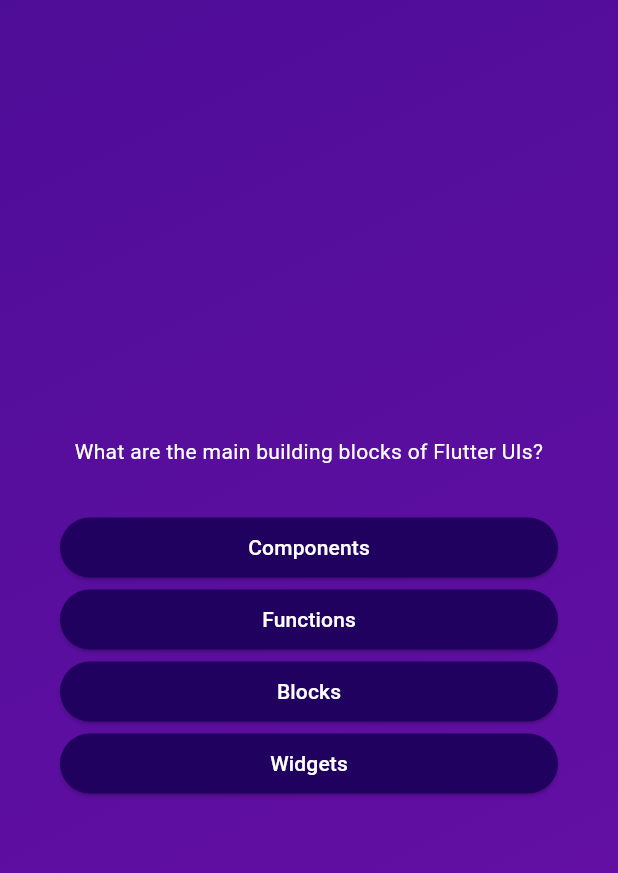
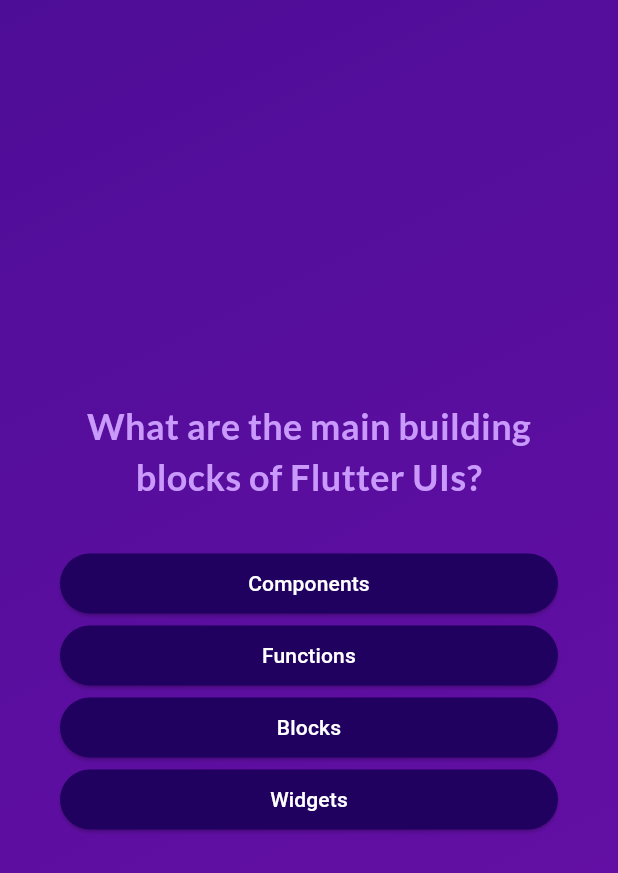
Before and after one commit to EmraanIqbal/quiz-app, a Flutter app: the screen it shows after launch, after a tap on "Start Quiz", on a phone screen of 412 x 824 dp. Shown: the top 873 px of the screen. Run offline on Flutter 3.47's test engine with Material 3 defaults, Android fonts, the phone set to English and light mode, and no system bars; our stand-ins replace google_fonts.

Commit message:
worked on adding new packanges

```diff
--- a/lib/answer_button.dart
+++ b/lib/answer_button.dart
@@ -20,7 +20,10 @@ class AnswerButton extends StatelessWidget {
         foregroundColor: Colors.white,
         shape: RoundedRectangleBorder(borderRadius: BorderRadius.circular(30)),
       ),
-      child: Text(answerText),
+      child: Text(
+        answerText,
+        textAlign: TextAlign.center,
+      ),
     );
   }
 }
--- a/lib/questions_screen.dart
+++ b/lib/questions_screen.dart
@@ -1,4 +1,5 @@
 import 'package:flutter/material.dart';
+import 'package:google_fonts/google_fonts.dart';
 import 'package:quiz_app/answer_button.dart';
 import 'package:quiz_app/data/questions.dart';
 
@@ -11,11 +12,19 @@ class QuestionsScreen extends StatefulWidget {
 }
 
 class _QuestionsScreenState extends State<QuestionsScreen> {
-  final String fileName = 'questions_screen.dart';
+  var currentQuestionIndex = 0;
+
+  void answerQuestion() {
+    setState(() {
+      // if (currentQuestionIndex > 7) {
+      currentQuestionIndex++;
+      // }
+    });
+  }
 
   @override
   Widget build(BuildContext context) {
-    final currentQuestion = questions[0];
+    final currentQuestion = questions[currentQuestionIndex];
     return Container(
       margin: EdgeInsets.all(40),
       child: SizedBox(
@@ -26,19 +35,19 @@ class _QuestionsScreenState extends State<QuestionsScreen> {
           children: [
             Text(
               currentQuestion.text,
-              style: TextStyle(color: Colors.white),
+              style: GoogleFonts.lato(
+                color: const Color.fromARGB(255, 201, 153, 251),
+                fontSize: 24,
+                fontWeight: FontWeight.bold,
+              ),
               textAlign: TextAlign.center,
             ),
             SizedBox(
               height: 30,
             ),
             ...currentQuestion.getShuffledAnswers().map((answer) {
-              return AnswerButton(answerText: answer, onTap: () {});
+              return AnswerButton(answerText: answer, onTap: answerQuestion);
             }),
-            // AnswerButton(answerText: currentQuestion.answers[0], onTap: () {}),
-            // AnswerButton(answerText: currentQuestion.answers[1], onTap: () {}),
-            // AnswerButton(answerText: currentQuestion.answers[2], onTap: () {}),
-            // AnswerButton(answerText: currentQuestion.answers[3], onTap: () {}),
           ],
         ),
       ),
--- a/lib/start_screen.dart
+++ b/lib/start_screen.dart
@@ -1,4 +1,5 @@
 import 'package:flutter/material.dart';
+import 'package:google_fonts/google_fonts.dart';
 
 class StartScreen extends StatelessWidget {
   const StartScreen(this.startQuiz, {super.key});
@@ -21,7 +22,7 @@ class StartScreen extends StatelessWidget {
           ),
           Text(
             "Learn Flutter the fun way!",
-            style: TextStyle(
+            style: GoogleFonts.lato(
               fontSize: 24,
               color: const Color.fromARGB(255, 237, 223, 252),
             ),
--- a/pubspec.yaml
+++ b/pubspec.yaml
@@ -34,6 +34,7 @@ dependencies:
   # The following adds the Cupertino Icons font to your application.
   # Use with the CupertinoIcons class for iOS style icons.
   cupertino_icons: ^1.0.8
+  google_fonts: ^6.2.1
 
 dev_dependencies:
   flutter_test:
```
Also changed, not shown: pubspec.lock, 1 other file.
